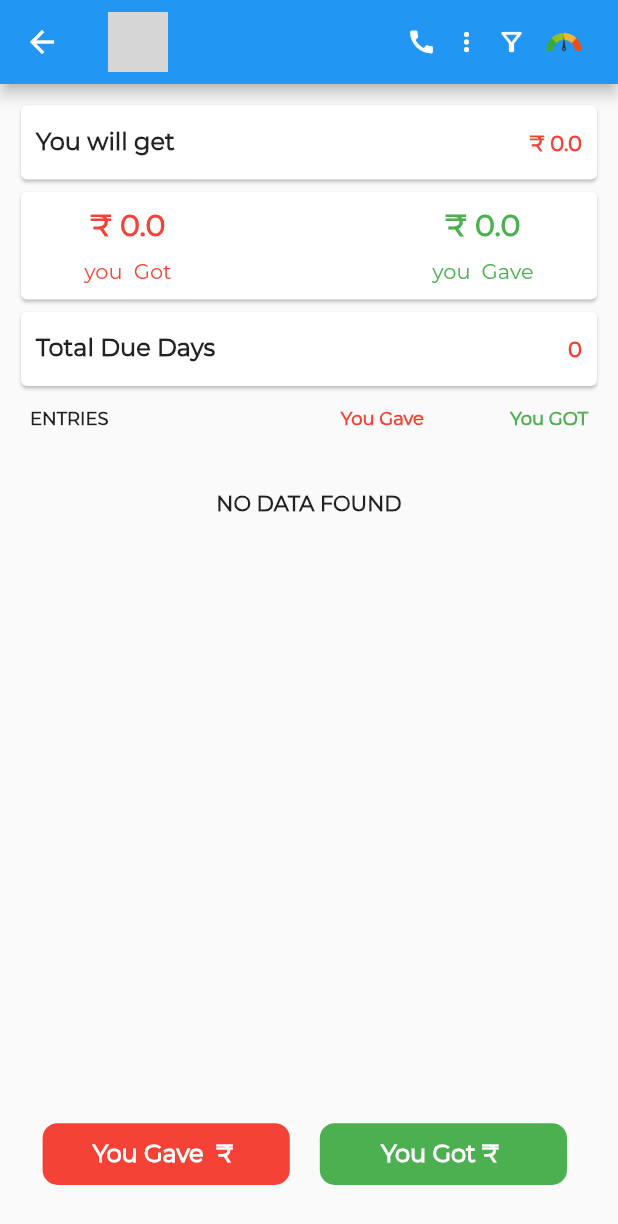
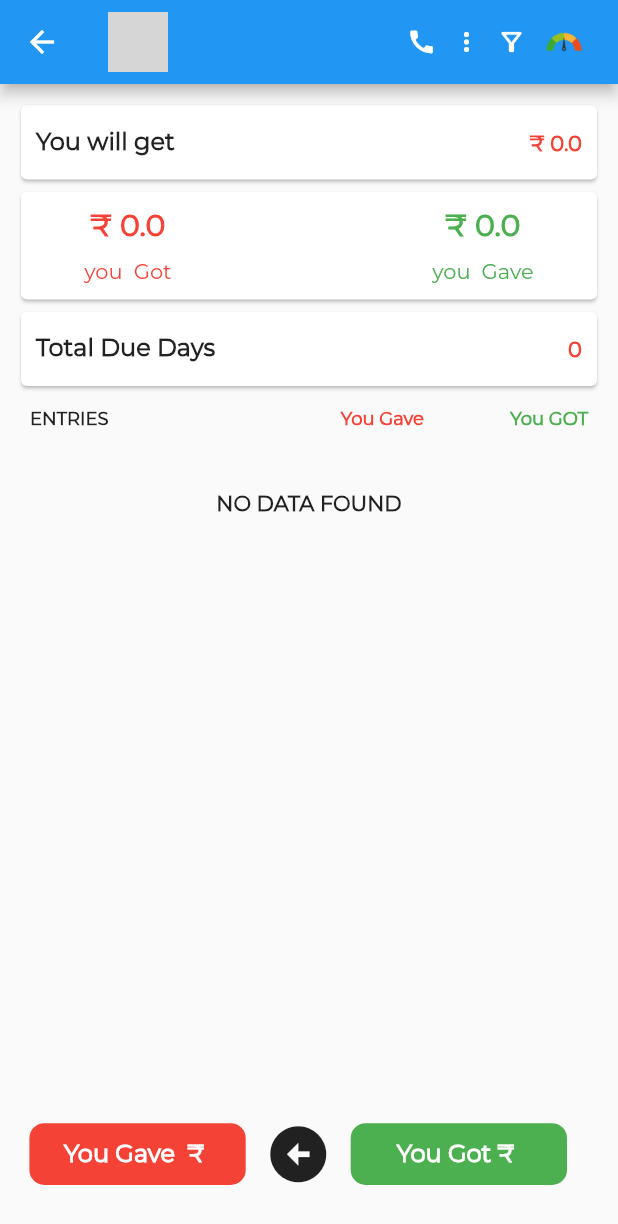
Before and after one commit to thecompletesoftech/AccountBook, a Flutter app: the Customertransaction screen opened directly with empty values, on a phone screen of 412 x 824 dp. Shown: the top 1224 px of the screen. Run offline on Flutter 3.47's test engine with Material 2 defaults, Android fonts, the light colour scheme and no system bars; our stand-ins replace animated_splash_screen, cached_network_image, cloud_firestore, date_time_picker, dio, dotted_border and 18 more; missing offline and left inert: dart:ffi, date_range_picker_flutter, excel, flutter_app_lock, flutter_phone_direct_caller, flutter_sms and 2 more; accounts and stored records are empty; network calls fail; project files that could hold a hidden picture were left out; grey boxes are pictures that could not be loaded.

Commit message:
account book changes

```diff
--- a/lib/screens/customertransactions.dart
+++ b/lib/screens/customertransactions.dart
@@ -612,7 +612,6 @@ class _CustomertransactionState extends State<Customertransaction> {
             padding: const EdgeInsets.all(8.0),
             child: Row(
               mainAxisAlignment: MainAxisAlignment.end,
-              crossAxisAlignment: CrossAxisAlignment.end,
               children: [
                 role == "collector"
                     ? Container()
@@ -643,7 +642,7 @@ class _CustomertransactionState extends State<Customertransaction> {
                                   color: Colors.red,
                                   borderRadius:
                                       BorderRadius.all(Radius.circular(10))),
-                              width: size.width * 0.4,
+                              width: size.width * 0.35,
                               height: size.height * 0.05,
                               alignment: Alignment.bottomCenter,
                               child: Center(
@@ -654,6 +653,17 @@ class _CustomertransactionState extends State<Customertransaction> {
                               ))),
                         ),
                       ),
+                GestureDetector(
+                    onTap: (() {
+                      nextScreen(
+                          context, HomeScreen(searchtxt: widget.searchtxt));
+                    }),
+                    child: Container(
+                        width: 50,
+                        child: Icon(
+                          Icons.arrow_circle_left,
+                          size: 45,
+                        ))),
                 GestureDetector(
                   onTap: () {
                     nextScreen(
@@ -682,7 +692,7 @@ class _CustomertransactionState extends State<Customertransaction> {
                             borderRadius:
                                 BorderRadius.all(Radius.circular(10))),
                         height: size.height * 0.05,
-                        width: size.width * 0.4,
+                        width: size.width * 0.35,
                         child: Center(
                             child: Text(
                           "You Got " + '\u{20B9} ',
```
Also changed, not shown: 3 other files.
